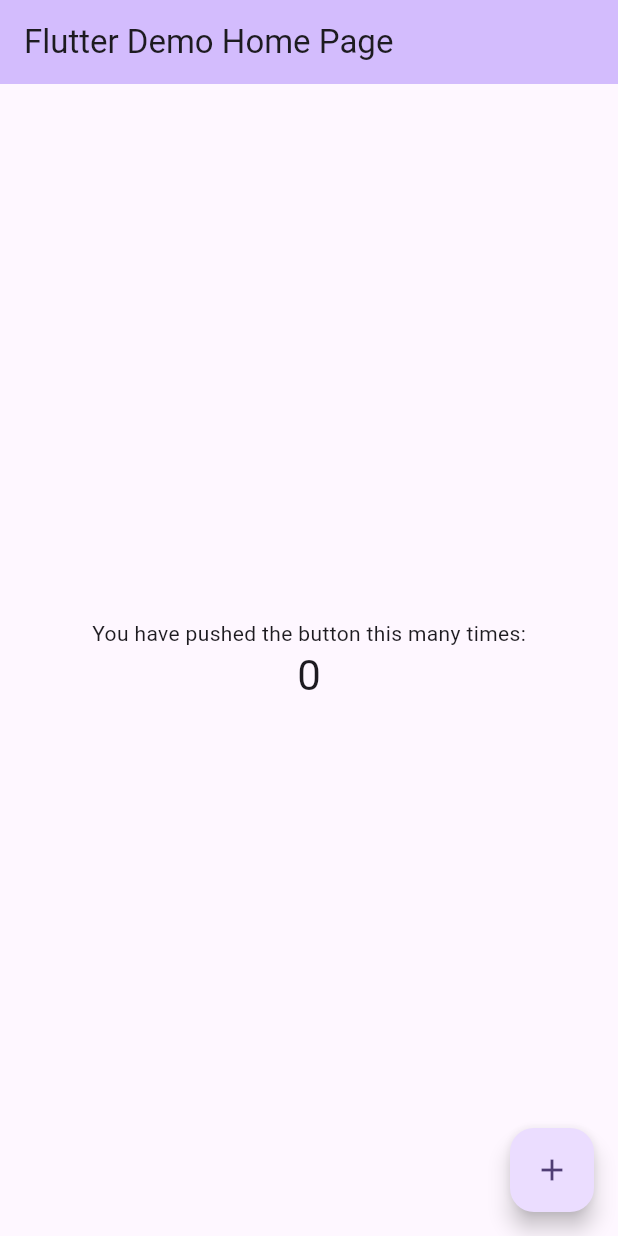
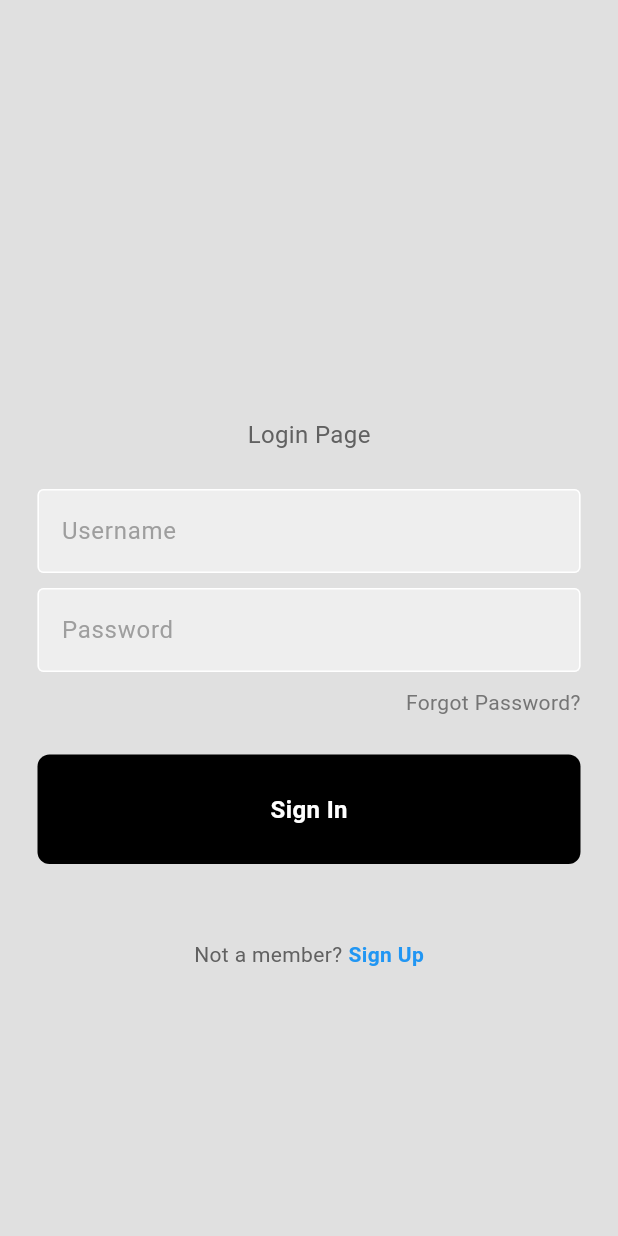
Before and after one commit to Lokeshwaran6116/Train_Transit, a Flutter app: the screen it shows after launch, on a phone screen of 412 x 824 dp. Run offline on Flutter 3.47's test engine with Material 3 defaults, Android fonts, the phone set to English and light mode, and no system bars.

Commit message:
new commits

```diff
--- /dev/null
+++ b/lib/components/my_button.dart
@@ -0,0 +1,32 @@
+import 'package:flutter/material.dart';
+
+class MyButton extends StatelessWidget {
+  final Function()? onTap;
+
+  const MyButton({super.key, required this.onTap});
+
+  @override
+  Widget build(BuildContext context) {
+    return GestureDetector(
+      onTap: onTap,
+      child: Container(
+        padding: const EdgeInsets.all(25),
+        margin: const EdgeInsets.symmetric(horizontal: 25),
+        decoration: BoxDecoration(
+          color: Colors.black,
+          borderRadius: BorderRadius.circular(8),
+        ),
+        child: const Center(
+          child: Text(
+            "Sign In",
+            style: TextStyle(
+              color: Colors.white,
+              fontWeight: FontWeight.bold,
+              fontSize: 16,
+            ),
+          ),
+        ),
+      ),
+    );
+  }
+}
--- /dev/null
+++ b/lib/components/my_textfield.dart
@@ -0,0 +1,36 @@
+import 'package:flutter/material.dart';
+
+class MyTextField extends StatelessWidget {
+  final controller;
+  final String hintText;
+  final bool obscureText;
+
+  const MyTextField({
+    super.key,
+    required this.controller,
+    required this.hintText,
+    required this.obscureText,
+  });
+
+  @override
+  Widget build(BuildContext context) {
+    return Padding(
+      padding: const EdgeInsets.symmetric(horizontal: 25.0),
+      child: TextField(
+        controller: controller,
+        obscureText: obscureText,
+        decoration: InputDecoration(
+            enabledBorder: const OutlineInputBorder(
+              borderSide: BorderSide(color: Colors.white),
+            ),
+            focusedBorder: OutlineInputBorder(
+              borderSide: BorderSide(color: Colors.grey.shade400),
+            ),
+            fillColor: Colors.grey.shade200,
+            filled: true,
+            hintText: hintText,
+            hintStyle: TextStyle(color: Colors.grey[500])),
+      ),
+    );
+  }
+}
--- a/lib/main.dart
+++ b/lib/main.dart
@@ -1,4 +1,5 @@
 import 'package:flutter/material.dart';
+import 'pages/login_page.dart';
 
 void main() {
   runApp(const MyApp());
@@ -7,119 +8,11 @@
 class MyApp extends StatelessWidget {
   const MyApp({super.key});
 
-  // This widget is the root of your application.
   @override
   Widget build(BuildContext context) {
     return MaterialApp(
-      title: 'Flutter Demo',
-      theme: ThemeData(
-        // This is the theme of your application.
-        //
-        // TRY THIS: Try running your application with "flutter run". You'll see
-        // the application has a purple toolbar. Then, without quitting the app,
-        // try changing the seedColor in the colorScheme below to Colors.green
-        // and then invoke "hot reload" (save your changes or press the "hot
-        // reload" button in a Flutter-supported IDE, or press "r" if you used
-        // the command line to start the app).
-        //
-        // Notice that the counter didn't reset back to zero; the application
-        // state is not lost during the reload. To reset the state, use hot
-        // restart instead.
-        //
-        // This works for code too, not just values: Most code changes can be
-        // tested with just a hot reload.
-        colorScheme: ColorScheme.fromSeed(seedColor: Colors.deepPurple),
-        useMaterial3: true,
-      ),
-      home: const MyHomePage(title: 'Flutter Demo Home Page'),
+      debugShowCheckedModeBanner: false,
+      home: LoginPage(),
     );
   }
 }
-
-class MyHomePage extends StatefulWidget {
-  const MyHomePage({super.key, required this.title});
-
-  // This widget is the home page of your application. It is stateful, meaning
-  // that it has a State object (defined below) that contains fields that affect
-  // how it looks.
-
-  // This class is the configuration for the state. It holds the values (in this
-  // case the title) provided by the parent (in this case the App widget) and
-  // used by the build method of the State. Fields in a Widget subclass are
-  // always marked "final".
-
-  final String title;
-
-  @override
-  State<MyHomePage> createState() => _MyHomePageState();
-}
-
-class _MyHomePageState extends State<MyHomePage> {
-  int _counter = 0;
-
-  void _incrementCounter() {
-    setState(() {
-      // This call to setState tells the Flutter framework that something has
-      // changed in this State, which causes it to rerun the build method below
-      // so that the display can reflect the updated values. If we changed
-      // _counter without calling setState(), then the build method would not be
-      // called again, and so nothing would appear to happen.
-      _counter++;
-    });
-  }
-
-  @override
-  Widget build(BuildContext context) {
-    // This method is rerun every time setState is called, for instance as done
-    // by the _incrementCounter method above.
-    //
-    // The Flutter framework has been optimized to make rerunning build methods
-    // fast, so that you can just rebuild anything that needs updating rather
-    // than having to individually change instances of widgets.
-    return Scaffold(
-      appBar: AppBar(
-        // TRY THIS: Try changing the color here to a specific color (to
-        // Colors.amber, perhaps?) and trigger a hot reload to see the AppBar
-        // change color while the other colors stay the same.
-        backgroundColor: Theme.of(context).colorScheme.inversePrimary,
-        // Here we take the value from the MyHomePage object that was created by
-        // the App.build method, and use it to set our appbar title.
-        title: Text(widget.title),
-      ),
-      body: Center(
-        // Center is a layout widget. It takes a single child and positions it
-        // in the middle of the parent.
-        child: Column(
-          // Column is also a layout widget. It takes a list of children and
-          // arranges them vertically. By default, it sizes itself to fit its
-          // children horizontally, and tries to be as tall as its parent.
-          //
-          // Column has various properties to control how it sizes itself and
-          // how it positions its children. Here we use mainAxisAlignment to
-          // center the children vertically; the main axis here is the vertical
-          // axis because Columns are vertical (the cross axis would be
-          // horizontal).
-          //
-          // TRY THIS: Invoke "debug painting" (choose the "Toggle Debug Paint"
-          // action in the IDE, or press "p" in the console), to see the
-          // wireframe for each widget.
-          mainAxisAlignment: MainAxisAlignment.center,
-          children: <Widget>[
-            const Text(
-              'You have pushed the button this many times:',
-            ),
-            Text(
-              '$_counter',
-              style: Theme.of(context).textTheme.headlineMedium,
-            ),
-          ],
-        ),
-      ),
-      floatingActionButton: FloatingActionButton(
-        onPressed: _incrementCounter,
-        tooltip: 'Increment',
-        child: const Icon(Icons.add),
-      ), // This trailing comma makes auto-formatting nicer for build methods.
-    );
-  }
-}
--- /dev/null
+++ b/lib/pages/login_page.dart
@@ -0,0 +1,104 @@
+import 'package:flutter/material.dart';
+import 'package:train_transit/components/my_button.dart';
+import 'package:train_transit/components/my_textfield.dart';
+
+class LoginPage extends StatelessWidget {
+  LoginPage({super.key});
+
+  // text editing controllers
+  final usernameController = TextEditingController();
+  final passwordController = TextEditingController();
+
+  // sign user in method
+  void signUserIn() {}
+
+  @override
+  Widget build(BuildContext context) {
+    return Scaffold(
+      backgroundColor: Colors.grey[300],
+      body: SafeArea(
+        child: Center(
+          child: Column(
+            mainAxisAlignment: MainAxisAlignment.center,
+            children: [
+              const SizedBox(height: 50),
+
+              const SizedBox(height: 50),
+
+              // welcome back, you've been missed!
+              Text(
+                'Login Page',
+                style: TextStyle(
+                  color: Colors.grey[700],
+                  fontSize: 16,
+                ),
+              ),
+
+              const SizedBox(height: 25),
+
+              // username textfield
+              MyTextField(
+                controller: usernameController,
+                hintText: 'Username',
+                obscureText: false,
+              ),
+
+              const SizedBox(height: 10),
+
+              // password textfield
+              MyTextField(
+                controller: passwordController,
+                hintText: 'Password',
+                obscureText: true,
+              ),
+
+              const SizedBox(height: 10),
+
+              // forgot password?
+              Padding(
+                padding: const EdgeInsets.symmetric(horizontal: 25.0),
+                child: Row(
+                  mainAxisAlignment: MainAxisAlignment.end,
+                  children: [
+                    Text(
+                      'Forgot Password?',
+                      style: TextStyle(color: Colors.grey[600]),
+                    ),
+                  ],
+                ),
+              ),
+
+              const SizedBox(height: 25),
+
+              // sign in button
+              MyButton(
+                onTap: signUserIn,
+              ),
+
+              const SizedBox(height: 50),
+
+              // not a member? register now
+              Row(
+                mainAxisAlignment: MainAxisAlignment.center,
+                children: [
+                  Text(
+                    'Not a member?',
+                    style: TextStyle(color: Colors.grey[700]),
+                  ),
+                  const SizedBox(width: 4),
+                  const Text(
+                    'Sign Up',
+                    style: TextStyle(
+                      color: Colors.blue,
+                      fontWeight: FontWeight.bold,
+                    ),
+                  ),
+                ],
+              )
+            ],
+          ),
+        ),
+      ),
+    );
+  }
+}
```
